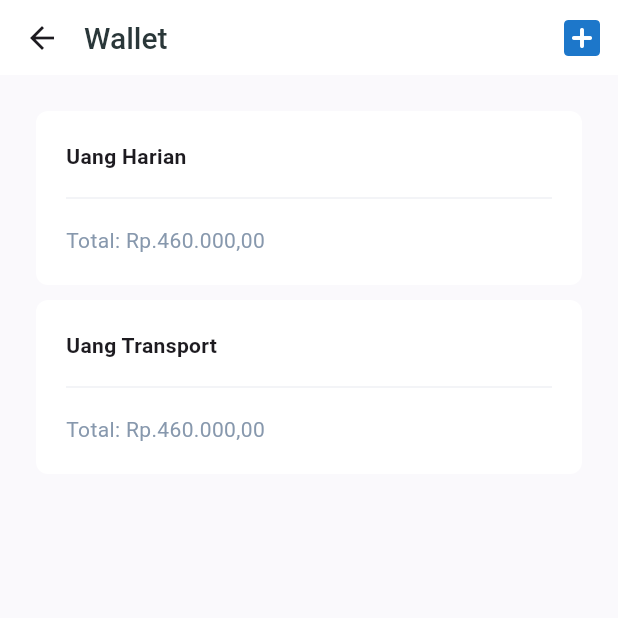
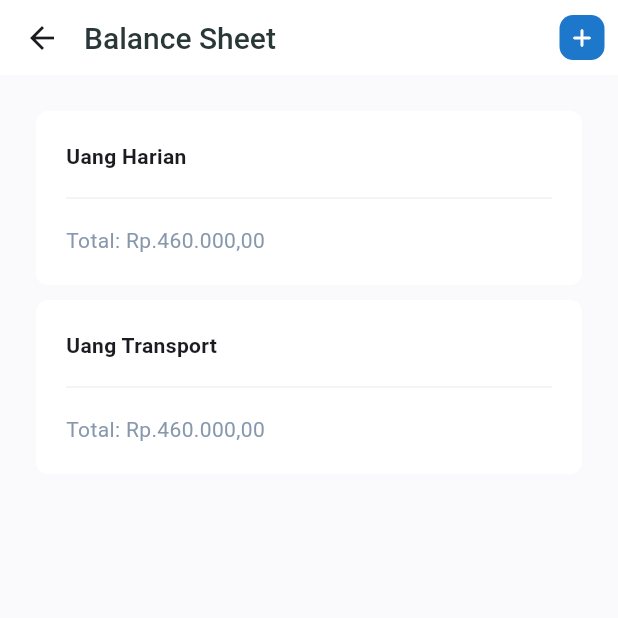
Before and after one commit to wildanarkan/magang_flutter, a Flutter app: the BalanceSheetPage screen opened directly, on a phone screen of 412 x 824 dp, the top half of it. Run offline on Flutter 3.47's test engine with Material 3 defaults, Android fonts, the phone set to English and light mode, and no system bars; our stand-ins replace dotted_border, image_picker.

Commit message:
fix : Balance Sheet

```diff
--- a/lib/pages/balance_sheet_page.dart
+++ b/lib/pages/balance_sheet_page.dart
@@ -1,7 +1,6 @@
 import 'package:flutter/material.dart';
-import 'package:magang_flutter/common/app_color.dart';
-import 'package:magang_flutter/pages/add_businiess_trip_page.dart';
 import 'package:magang_flutter/pages/balance_detail_page.dart';
+import 'package:magang_flutter/widgets/build_icon_rounded_add.dart';
 import 'package:magang_flutter/widgets/build_test_appbar.dart';
 import 'package:magang_flutter/widgets/build_wallet_card.dart';
 
@@ -12,22 +11,13 @@ class BalanceSheetPage extends StatelessWidget {
   Widget build(BuildContext context) {
     return Scaffold(
       appBar: BuildTestAppbar(
-        title: 'Wallet',
+        title: 'Balance Sheet',
         actions: [
-          IconButton(
-            onPressed: () {
-              Navigator.push(
-                context,
-                MaterialPageRoute(
-                  builder: (context) => const AddBusiniessTripPage(),
-                ),
-              );
-            },
-            icon: const Icon(
-              Icons.add_box_rounded,
-              size: 32,
-            ),
-            color: AppColor.primary,
+          BuildIconRoundedAdd(
+            rounded: 9,
+            size: 10,
+            padding: 5,
+            onPressed: () {},
           ),
         ],
       ),
```
Also changed, not shown: lib/pages/balance_detail_page.dart (+7 -16 lines). Lines whose indentation alone changed are shown as unchanged.
